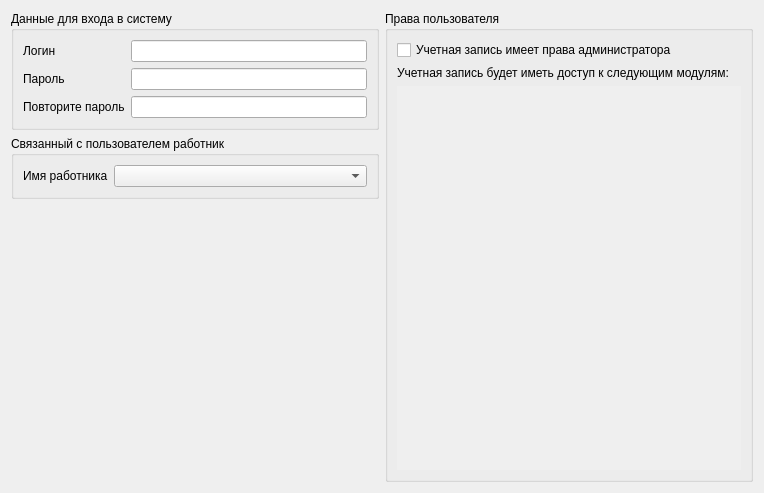
This is src/users/usereditwidget.ui in megakoko/m-system as Qt 5 draws it before an edit. The edited form follows.
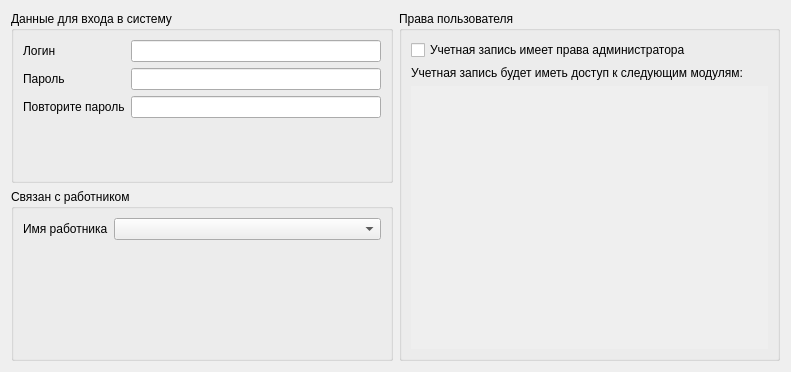
This is the edited form.

What changed in the file:
```diff
--- a/src/users/usereditwidget.ui
+++ b/src/users/usereditwidget.ui
@@ -6,18 +6,22 @@
    <rect>
     <x>0</x>
     <y>0</y>
-    <width>764</width>
-    <height>493</height>
+    <width>791</width>
+    <height>372</height>
    </rect>
   </property>
   <property name="windowTitle">
    <string>Form</string>
   </property>
-  <layout class="QVBoxLayout" name="verticalLayout_2">
-   <item>
     <layout class="QGridLayout" name="gridLayout">
      <item row="0" column="0">
       <widget class="QGroupBox" name="groupBox">
+     <property name="sizePolicy">
+      <sizepolicy hsizetype="Preferred" vsizetype="Minimum">
+       <horstretch>0</horstretch>
+       <verstretch>0</verstretch>
+      </sizepolicy>
+     </property>
        <property name="title">
         <string>Данные для входа в систему</string>
        </property>
@@ -66,7 +70,7 @@
        </layout>
       </widget>
      </item>
-     <item row="0" column="1" rowspan="4">
+   <item row="0" column="1" rowspan="2">
       <widget class="QGroupBox" name="groupBox_2">
        <property name="title">
         <string>Права пользователя</string>
@@ -129,7 +133,7 @@
                 <x>0</x>
                 <y>0</y>
                 <width>375</width>
-                <height>363</height>
+              <height>244</height>
                </rect>
               </property>
               <layout class="QVBoxLayout" name="verticalLayout_5">
@@ -163,23 +167,16 @@
        </layout>
       </widget>
      </item>
-     <item row="2" column="0">
-      <spacer name="verticalSpacer_2">
-       <property name="orientation">
-        <enum>Qt::Vertical</enum>
-       </property>
-       <property name="sizeHint" stdset="0">
-        <size>
-         <width>20</width>
-         <height>40</height>
-        </size>
-       </property>
-      </spacer>
-     </item>
      <item row="1" column="0">
       <widget class="QGroupBox" name="groupBox_3">
+     <property name="sizePolicy">
+      <sizepolicy hsizetype="Preferred" vsizetype="Minimum">
+       <horstretch>0</horstretch>
+       <verstretch>0</verstretch>
+      </sizepolicy>
+     </property>
        <property name="title">
-        <string>Связанный с пользователем работник</string>
+      <string>Связан с работником</string>
        </property>
        <layout class="QFormLayout" name="formLayout_2">
         <item row="0" column="0">
@@ -194,8 +191,6 @@
         </item>
        </layout>
       </widget>
-     </item>
-    </layout>
    </item>
   </layout>
  </widget>
```
Lines whose indentation alone changed are shown as unchanged.
